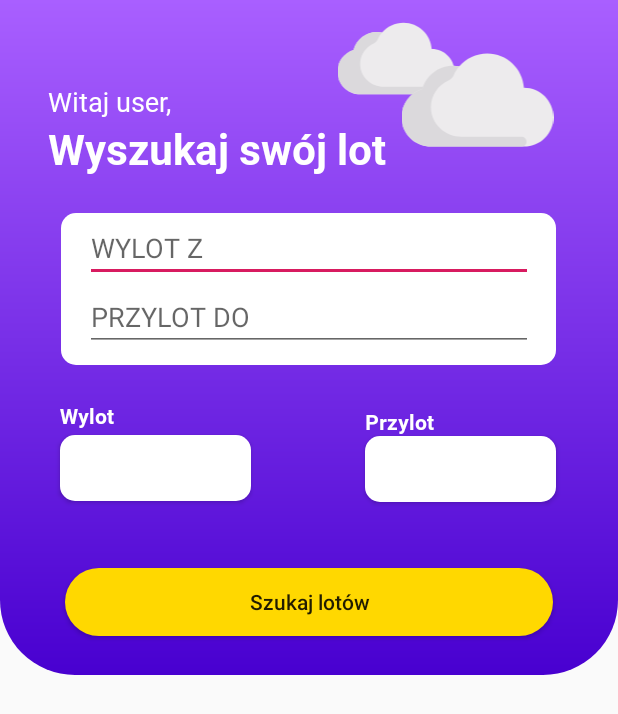
After one commit to marcinsitkiewicz/Trip-planner-Android-app, an Android app: the SearchForFlightsActivity screen opened directly, with no data from a screen before it, on a phone screen of 412 x 824 dp. The commit adds this screen. Shown: the top 714 px of the screen. Run offline under Robolectric (Android 15) with nearby library versions, the phone set to English and light mode, and no system bars.

Commit message:
date pickers

```diff
--- a/app/src/main/AndroidManifest.xml
+++ b/app/src/main/AndroidManifest.xml
@@ -24,6 +24,10 @@
 
 
 		<activity android:name=".flights.FlightsListActivity"
+			android:parentActivityName=".SearchForFlightsActivity">
+		</activity>
+
+		<activity android:name=".SearchForFlightsActivity"
 			android:parentActivityName=".MainActivity">
 		</activity>
 
--- a/app/src/main/java/com/example/trip_planner_andrid_app/MainActivity.kt
+++ b/app/src/main/java/com/example/trip_planner_andrid_app/MainActivity.kt
@@ -12,8 +12,9 @@ class MainActivity : AppCompatActivity() {
         super.onCreate(savedInstanceState)
         setContentView(R.layout.activity_main)
 
-        button2.setOnClickListener{
-            startActivity(Intent(this, FlightsListActivity::class.java))
+        button4.setOnClickListener(){
+            startActivity(Intent(this, SearchForFlightsActivity::class.java))
         }
+
     }
 }
--- /dev/null
+++ b/app/src/main/java/com/example/trip_planner_andrid_app/SearchForFlightsActivity.kt
@@ -0,0 +1,62 @@
+package com.example.trip_planner_andrid_app
+
+import android.annotation.SuppressLint
+import android.app.DatePickerDialog
+import androidx.appcompat.app.AppCompatActivity
+import android.os.Bundle
+import kotlinx.android.synthetic.main.search_for_flights_activity.*
+import android.content.Intent
+import android.view.View
+import android.widget.DatePicker
+import android.widget.Toast
+import com.example.trip_planner_andrid_app.flights.FlightsListActivity
+import com.example.trip_planner_andrid_app.DatePickerCalendar
+import java.text.SimpleDateFormat
+import java.util.*
+
+class SearchForFlightsActivity : AppCompatActivity() {
+
+    val formatDate = SimpleDateFormat("dd MMMM YYYY", Locale.US)
+
+    @SuppressLint("SetTextI18n")
+    override fun onCreate(savedInstanceState: Bundle?) {
+        super.onCreate(savedInstanceState)
+        setContentView(R.layout.search_for_flights_activity)
+
+        button2.setOnClickListener {
+            startActivity(Intent(this, FlightsListActivity::class.java))
+        }
+
+        btn_timePickerWylot.setOnClickListener(View.OnClickListener { val getDate = Calendar.getInstance()
+        val datepicker = DatePickerDialog(this, android.R.style.Theme_Material_Light_Dialog_Alert, DatePickerDialog.OnDateSetListener{datePicker, i, i2, i3 ->
+
+            val selectDate = Calendar.getInstance()
+            selectDate.set(Calendar.YEAR, i)
+            selectDate.set(Calendar.MONTH, i2)
+            selectDate.set(Calendar.DAY_OF_MONTH, i3)
+            val date = formatDate.format(selectDate.time)
+            Toast.makeText(this, "Date: "+ date, Toast.LENGTH_SHORT).show()
+            btn_timePickerWylot.text=date
+
+        }, getDate.get(Calendar.YEAR), getDate.get(Calendar.MONTH), getDate.get(Calendar.DAY_OF_MONTH))
+            datepicker.show()
+        })
+
+        btn_timePickerPrzylot.setOnClickListener(View.OnClickListener { val getDate = Calendar.getInstance()
+            val datepicker = DatePickerDialog(this, android.R.style.Theme_Material_Light_Dialog_Alert, DatePickerDialog.OnDateSetListener{datePicker, i, i2, i3 ->
+
+                val selectDate = Calendar.getInstance()
+                selectDate.set(Calendar.YEAR, i)
+                selectDate.set(Calendar.MONTH, i2)
+                selectDate.set(Calendar.DAY_OF_MONTH, i3)
+                val date = formatDate.format(selectDate.time)
+                Toast.makeText(this, "Date: "+ date, Toast.LENGTH_SHORT).show()
+                btn_timePickerPrzylot.text=date
+
+            }, getDate.get(Calendar.YEAR), getDate.get(Calendar.MONTH), getDate.get(Calendar.DAY_OF_MONTH))
+            datepicker.show()
+        })
+
+    }
+
+}
--- /dev/null
+++ b/app/src/main/res/drawable/bg_date_picker.xml
@@ -0,0 +1,9 @@
+<?xml version="1.0" encoding="utf-8"?>
+<shape xmlns:tools="http://schemas.android.com/tools" xmlns:android="http://schemas.android.com/apk/res/android">
+
+    <solid
+        android:color="#FFFFFF" tools:ignore="StateListReachable" />
+    <corners
+        android:radius="10dp"
+        />
+</shape>
--- /dev/null
+++ b/app/src/main/res/layout/search_for_flights_activity.xml
@@ -0,0 +1,203 @@
+<?xml version="1.0" encoding="utf-8"?>
+<androidx.constraintlayout.widget.ConstraintLayout xmlns:android="http://schemas.android.com/apk/res/android"
+    xmlns:app="http://schemas.android.com/apk/res-auto"
+    xmlns:tools="http://schemas.android.com/tools"
+    android:layout_width="match_parent"
+    android:layout_height="match_parent"
+    tools:context=".SearchForFlightsActivity">
+
+    <View
+        android:id="@+id/view"
+        android:layout_width="match_parent"
+        android:layout_height="450dp"
+        android:background="@drawable/bg_purple"
+        app:layout_constraintTop_toTopOf="parent"
+        tools:ignore="MissingConstraints"
+        tools:layout_editor_absoluteX="1dp" />
+
+    <View
+        android:id="@+id/view3"
+        android:layout_width="330dp"
+        android:layout_height="101dp"
+
+        android:background="@drawable/bg_wylot"
+        app:layout_constraintBottom_toTopOf="@+id/button2"
+        app:layout_constraintEnd_toEndOf="parent"
+        app:layout_constraintHorizontal_bias="0.493"
+        app:layout_constraintStart_toStartOf="parent"
+        app:layout_constraintTop_toTopOf="@+id/view"
+        app:layout_constraintVertical_bias="0.512"
+        tools:ignore="MissingConstraints" />
+
+    <Button
+        android:id="@+id/button2"
+        android:layout_width="325dp"
+        android:layout_height="45dp"
+        android:layout_gravity="center_horizontal"
+        android:background="@drawable/bg_button"
+        android:text="Szukaj lotów"
+        android:textAllCaps="false"
+        app:layout_constraintBottom_toBottomOf="@+id/view"
+        app:layout_constraintEnd_toEndOf="parent"
+        app:layout_constraintStart_toStartOf="@+id/view"
+        app:layout_constraintTop_toTopOf="@+id/view"
+        app:layout_constraintVertical_bias="0.935"
+        tools:ignore="HardcodedText,MissingConstraints" />
+
+    <ImageView
+        android:id="@+id/imageView"
+        android:layout_width="153dp"
+        android:layout_height="78dp"
+        android:src="@drawable/cloud"
+        app:layout_constraintBottom_toTopOf="@+id/cloud1"
+        app:layout_constraintEnd_toEndOf="parent"
+        app:layout_constraintHorizontal_bias="0.724"
+        app:layout_constraintStart_toStartOf="parent"
+        app:layout_constraintTop_toTopOf="@+id/view"
+        app:layout_constraintVertical_bias="1.0"
+        tools:ignore="ContentDescription,MissingConstraints,UnknownId" />
+
+    <ImageView
+        android:id="@+id/imageView3"
+        android:layout_width="187dp"
+        android:layout_height="101dp"
+        android:src="@drawable/cloud"
+        app:layout_constraintBottom_toTopOf="@+id/view3"
+        app:layout_constraintEnd_toEndOf="parent"
+        app:layout_constraintHorizontal_bias="1.0"
+        app:layout_constraintStart_toEndOf="@+id/cloud2"
+        app:layout_constraintTop_toTopOf="@+id/view"
+        app:layout_constraintVertical_bias="0.39"
+        tools:ignore="ContentDescription,MissingConstraints,UnknownId" />
+
+    <TextView
+        android:id="@+id/textView4"
+        android:layout_width="wrap_content"
+        android:layout_height="wrap_content"
+        android:fontFamily="@font/robotoregular"
+        android:text="Witaj user,"
+        android:textColor="#FFFFFF"
+        android:textSize="18sp"
+        app:layout_constraintBottom_toTopOf="@+id/textView3"
+        app:layout_constraintEnd_toEndOf="parent"
+        app:layout_constraintHorizontal_bias="0.097"
+        app:layout_constraintStart_toStartOf="parent"
+        app:layout_constraintTop_toTopOf="@+id/view"
+        app:layout_constraintVertical_bias="1.0"
+        tools:ignore="HardcodedText,MissingConstraints" />
+
+    <TextView
+        android:id="@+id/textView3"
+        android:layout_width="242dp"
+        android:layout_height="38dp"
+        android:layout_marginBottom="24dp"
+        android:fontFamily="@font/robotobold"
+        android:text="Wyszukaj swój lot"
+        android:textColor="#FFFFFF"
+
+        android:textSize="28sp"
+        app:layout_constraintBottom_toTopOf="@+id/view3"
+        app:layout_constraintEnd_toEndOf="parent"
+        app:layout_constraintHorizontal_bias="0.189"
+        app:layout_constraintStart_toStartOf="parent"
+        tools:ignore="HardcodedText,MissingConstraints" />
+
+    <EditText
+        android:id="@+id/wylotZ"
+        android:layout_width="wrap_content"
+        android:layout_height="wrap_content"
+        android:ems="14"
+        android:inputType="textPersonName"
+        android:hint="WYLOT Z"
+        app:layout_constraintBottom_toTopOf="@+id/przylotDo"
+        app:layout_constraintEnd_toEndOf="@+id/view3"
+        app:layout_constraintStart_toStartOf="@+id/view3"
+        app:layout_constraintTop_toTopOf="@+id/view3"
+        tools:ignore="MissingConstraints" />
+
+    <Button
+        android:id="@+id/btn_timePickerWylot"
+        android:layout_width="127dp"
+        android:layout_height="44dp"
+        android:layout_marginTop="15dp"
+        android:layout_marginBottom="15dp"
+        android:background="@drawable/bg_date_picker"
+        tools:text="@tools:sample/date/ddmmyy"
+        app:layout_constraintBottom_toTopOf="@+id/button2"
+        app:layout_constraintEnd_toEndOf="@+id/view"
+        app:layout_constraintHorizontal_bias="0.14"
+        app:layout_constraintStart_toStartOf="@+id/view"
+        app:layout_constraintTop_toBottomOf="@+id/view3"
+        app:layout_constraintVertical_bias="0.516"
+        tools:ignore="MissingConstraints" />
+
+
+    <!--    <EditText-->
+    <!--        android:id="@+id/data"-->
+    <!--        android:layout_width="121dp"-->
+    <!--        android:layout_height="42dp"-->
+    <!--        android:ems="14"-->
+    <!--        android:hint="Data"-->
+    <!--        android:inputType="textPersonName"-->
+    <!--        app:layout_constraintBottom_toBottomOf="@+id/view2"-->
+    <!--        app:layout_constraintEnd_toEndOf="@+id/view2"-->
+    <!--        app:layout_constraintStart_toStartOf="@+id/view2"-->
+    <!--        app:layout_constraintTop_toTopOf="@+id/view2"-->
+    <!--        tools:ignore="MissingConstraints" />-->
+
+    <Button
+        android:id="@+id/btn_timePickerPrzylot"
+        android:layout_width="127dp"
+        android:layout_height="44dp"
+        android:layout_marginTop="15dp"
+        android:layout_marginBottom="15dp"
+        android:background="@drawable/bg_date_picker"
+        app:layout_constraintBottom_toTopOf="@+id/button2"
+        app:layout_constraintEnd_toEndOf="@+id/view"
+        app:layout_constraintHorizontal_bias="0.649"
+        app:layout_constraintStart_toEndOf="@+id/btn_timePickerWylot"
+        app:layout_constraintTop_toBottomOf="@+id/view3"
+        app:layout_constraintVertical_bias="0.524"
+        tools:ignore="MissingConstraints"
+        tools:text="@tools:sample/date/ddmmyy" />
+
+    <EditText
+        android:id="@+id/przylotDo"
+        android:layout_width="wrap_content"
+        android:layout_height="wrap_content"
+        android:ems="14"
+        android:hint="PRZYLOT DO"
+        android:inputType="textPersonName"
+        app:layout_constraintBottom_toBottomOf="@+id/view3"
+        app:layout_constraintEnd_toEndOf="@+id/view3"
+        app:layout_constraintHorizontal_bias="0.516"
+        app:layout_constraintStart_toStartOf="@+id/view3"
+        app:layout_constraintTop_toTopOf="@+id/view3"
+        app:layout_constraintVertical_bias="0.839"
+        tools:ignore="MissingConstraints" />
+
+    <TextView
+        android:id="@+id/wylotText"
+        android:layout_width="wrap_content"
+        android:layout_height="wrap_content"
+        android:layout_marginStart="40dp"
+        android:layout_marginBottom="3dp"
+        android:fontFamily="@font/robotobold"
+        android:text="Wylot"
+        android:textColor="#FFFFFF"
+        app:layout_constraintBottom_toTopOf="@+id/btn_timePickerWylot"
+        app:layout_constraintStart_toStartOf="@+id/view" />
+
+    <TextView
+        android:id="@+id/przylotText"
+        android:layout_width="wrap_content"
+        android:layout_height="wrap_content"
+        android:layout_marginStart="76dp"
+        android:fontFamily="@font/robotobold"
+        android:text="Przylot"
+        android:textColor="#FFFFFF"
+        app:layout_constraintBottom_toTopOf="@+id/btn_timePickerPrzylot"
+        app:layout_constraintStart_toEndOf="@+id/btn_timePickerWylot"
+        tools:ignore="MissingConstraints" />
+
+</androidx.constraintlayout.widget.ConstraintLayout>
--- a/app/src/main/res/values/strings.xml
+++ b/app/src/main/res/values/strings.xml
@@ -1,3 +1,4 @@
 <resources>
     <string name="app_name">Trip-planner-Andrid-app</string>
+    <string name="data">Data</string>
 </resources>
```
Also changed, not shown: app/src/main/java/com/example/trip_planner_andrid_app/DatePickerCalendar.kt (added, +41 -0 lines), app/src/main/res/layout/activity_main.xml (+16 -121 lines), app/src/main/res/layout/login_screen_activity.xml (added, +7 -0 lines), 2 other files.
